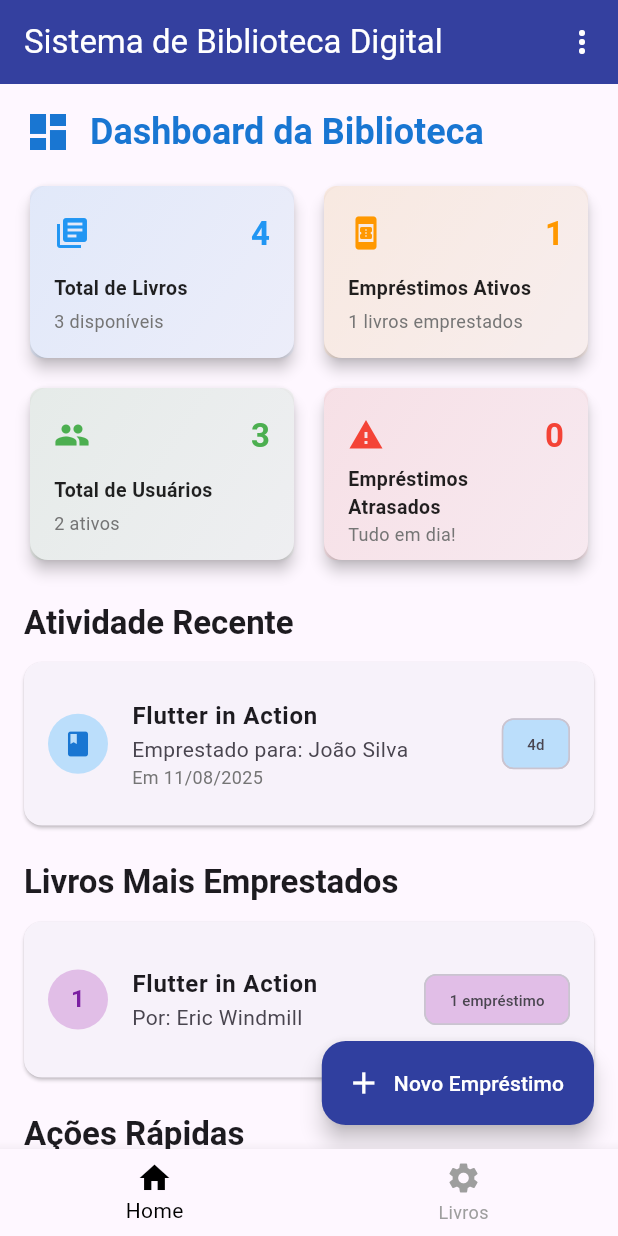
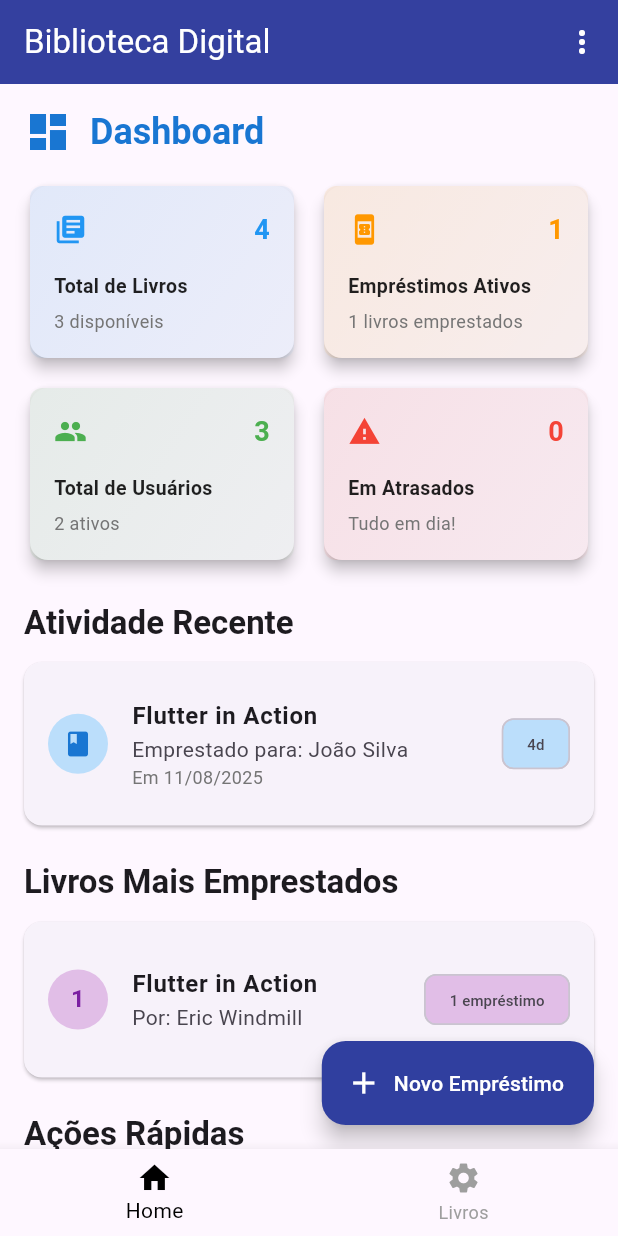
Before and after one commit to JTeixeiraz/Gerenciamento-de-Biblioteca-Flutter, a Flutter app: the screen it shows after launch, on a phone screen of 412 x 824 dp. Run offline on Flutter 3.47's test engine with Material 3 defaults, Android fonts, the phone set to English and light mode, and no system bars; accounts and stored records are empty.

Commit message:
fix: resolvendo bugs de tamanho dos cards de estatisticas do dashboard inicial

```diff
--- a/lib/main.dart
+++ b/lib/main.dart
@@ -17,27 +17,23 @@ class MainApp extends StatelessWidget {
       create: (context) => BibliotecaProvider()..inicializarDadosExemplo(),
       child: const MaterialApp(
         home: MyApp(),
+        debugShowCheckedModeBanner: false,
       ),
     );
   }
 }
 
-
 class MyApp extends StatefulWidget {
-  const MyApp({ Key? key }) : super(key: key);
+  const MyApp({Key? key}) : super(key: key);
 
   @override
   _MainState createState() => _MainState();
 }
 
 class _MainState extends State<MyApp> {
-
   int _selectedIndex = 0;
 
-  final List<Widget> _screens = [
-    const HomePage(),
-    BooksPage()
-  ];
+  final List<Widget> _screens = [const HomePage(), BooksPage()];
   @override
   Widget build(BuildContext context) {
     return Scaffold(
--- a/lib/screens/home_page.dart
+++ b/lib/screens/home_page.dart
@@ -30,7 +30,7 @@ class _HomePageState extends State<HomePage> {
   Widget build(BuildContext context) {
     return Scaffold(
       appBar: AppBar(
-        title: const Text('Sistema de Biblioteca Digital'),
+        title: const Text('Biblioteca Digital'),
         backgroundColor: Colors.indigo.shade700,
         foregroundColor: Colors.white,
         elevation: 2,
@@ -270,7 +270,6 @@ class _HomePageState extends State<HomePage> {
     required VoidCallback onTap,
   }) {
     return Expanded(
-      // Adiciona o Expanded aqui para que o Card ocupe o espaço
       child: Card(
         elevation: 4,
         child: InkWell(
--- a/lib/widgets/EstatisticasDashboardWidget.dart
+++ b/lib/widgets/EstatisticasDashboardWidget.dart
@@ -11,12 +11,15 @@ class EstatisticasDashboardWidget extends StatelessWidget {
     return Consumer<BibliotecaProvider>(
       builder: (context, provider, child) {
         final totalLivros = provider.livros.length;
-        final livrosDisponiveis = provider.livros.where((l) => l.disponivel).length;
+        final livrosDisponiveis =
+            provider.livros.where((l) => l.disponivel).length;
         final livrosEmprestados = totalLivros - livrosDisponiveis;
         final totalUsuarios = provider.usuarios.length;
         final usuariosAtivos = provider.usuarios.where((u) => u.ativo).length;
-        final emprestimosAtivos = provider.emprestimos.where((e) => e.ativo).length;
-        final emprestimosAtrasados = provider.emprestimos.where((e) => e.estaAtrasado).length;
+        final emprestimosAtivos =
+            provider.emprestimos.where((e) => e.ativo).length;
+        final emprestimosAtrasados =
+            provider.emprestimos.where((e) => e.estaAtrasado).length;
 
         return Column(
           crossAxisAlignment: CrossAxisAlignment.start,
@@ -33,7 +36,7 @@ class EstatisticasDashboardWidget extends StatelessWidget {
                   ),
                   const SizedBox(width: 12),
                   Text(
-                    'Dashboard da Biblioteca',
+                    'Dashboard',
                     style: Theme.of(context).textTheme.headlineSmall?.copyWith(
                           fontWeight: FontWeight.bold,
                           color: Colors.blue.shade700,
@@ -44,30 +47,31 @@ class EstatisticasDashboardWidget extends StatelessWidget {
             ),
 
             // Estatísticas principais em cards
+            // Seção de Estatísticas do Dashboard
             Padding(
               padding: const EdgeInsets.symmetric(horizontal: 16.0),
-              child: GridView.count(
-                crossAxisCount: 2,
+              child: LayoutBuilder(
+                builder: (context, constraints) {
+                  // Define a largura mínima de cada card
+                  const double minCardWidth = 150;
+                  // Calcula o número de colunas com base na largura disponível
+                  final crossAxisCount =
+                      (constraints.maxWidth / minCardWidth).floor();
+
+                  return GridView.count(
+                    crossAxisCount: crossAxisCount > 0 ? crossAxisCount : 1,
                     shrinkWrap: true,
                     physics: const NeverScrollableScrollPhysics(),
-                childAspectRatio: 1.5,
+                    childAspectRatio: 1.5, // Mantém a proporção para o card
                     crossAxisSpacing: 12,
                     mainAxisSpacing: 12,
                     children: [
-                  InkWell(
-                    onTap: () {
-                      Navigator.push(
-                        context,
-                        MaterialPageRoute(builder: (context) => const BooksPage()),
-                      );
-                    },
-                    child: _buildStatCard(
+                      _buildStatCard(
                         title: 'Total de Livros',
                         value: totalLivros.toString(),
                         icon: Icons.library_books,
                         color: Colors.blue,
                         subtitle: '$livrosDisponiveis disponíveis',
-                    ),
                       ),
                       _buildStatCard(
                         title: 'Empréstimos Ativos',
@@ -84,13 +88,17 @@ class EstatisticasDashboardWidget extends StatelessWidget {
                         subtitle: '$usuariosAtivos ativos',
                       ),
                       _buildStatCard(
-                    title: 'Empréstimos Atrasados',
+                        title: 'Em Atrasados',
                         value: emprestimosAtrasados.toString(),
                         icon: Icons.warning,
                         color: Colors.red,
-                    subtitle: emprestimosAtrasados > 0 ? 'Requer atenção!' : 'Tudo em dia!',
+                        subtitle: emprestimosAtrasados > 0
+                            ? 'Requer atenção!'
+                            : 'Tudo em dia!',
                       ),
                     ],
+                  );
+                },
               ),
             ),
 
@@ -108,7 +116,6 @@ class EstatisticasDashboardWidget extends StatelessWidget {
                 ),
               ),
               const SizedBox(height: 12),
-
               _buildAtividadeRecente(provider),
             ],
 
@@ -126,7 +133,6 @@ class EstatisticasDashboardWidget extends StatelessWidget {
                 ),
               ),
               const SizedBox(height: 12),
-
               _buildLivrosMaisPopulares(provider),
             ],
           ],
@@ -164,12 +170,12 @@ class EstatisticasDashboardWidget extends StatelessWidget {
                 Icon(
                   icon,
                   color: color,
-                  size: 24,
+                  size: 22,
                 ),
                 Text(
                   value,
                   style: TextStyle(
-                    fontSize: 22,
+                    fontSize: 18,
                     fontWeight: FontWeight.bold,
                     color: color,
                   ),
@@ -200,8 +206,7 @@ class EstatisticasDashboardWidget extends StatelessWidget {
 
   Widget _buildAtividadeRecente(BibliotecaProvider provider) {
     // Pegar os 3 empréstimos mais recentes
-    final emprestimosRecentes = provider.emprestimos
-        .toList()
+    final emprestimosRecentes = provider.emprestimos.toList()
       ..sort((a, b) => b.dataEmprestimo.compareTo(a.dataEmprestimo));
 
     final emprestimosParaMostrar = emprestimosRecentes.take(3).toList();
@@ -261,14 +266,11 @@ class EstatisticasDashboardWidget extends StatelessWidget {
             trailing: emprestimo.ativo
                 ? Chip(
                     label: Text(
-                isAtrasado
-                    ? 'Atrasado'
-                    : '${emprestimo.diasRestantes}d',
+                      isAtrasado ? 'Atrasado' : '${emprestimo.diasRestantes}d',
                       style: const TextStyle(fontSize: 10),
                     ),
-              backgroundColor: isAtrasado
-                  ? Colors.red.shade100
-                  : Colors.blue.shade100,
+                    backgroundColor:
+                        isAtrasado ? Colors.red.shade100 : Colors.blue.shade100,
                     materialTapTargetSize: MaterialTapTargetSize.shrinkWrap,
                   )
                 : const Icon(Icons.check_circle, color: Colors.green),
```
Lines whose indentation alone changed are shown as unchanged.
